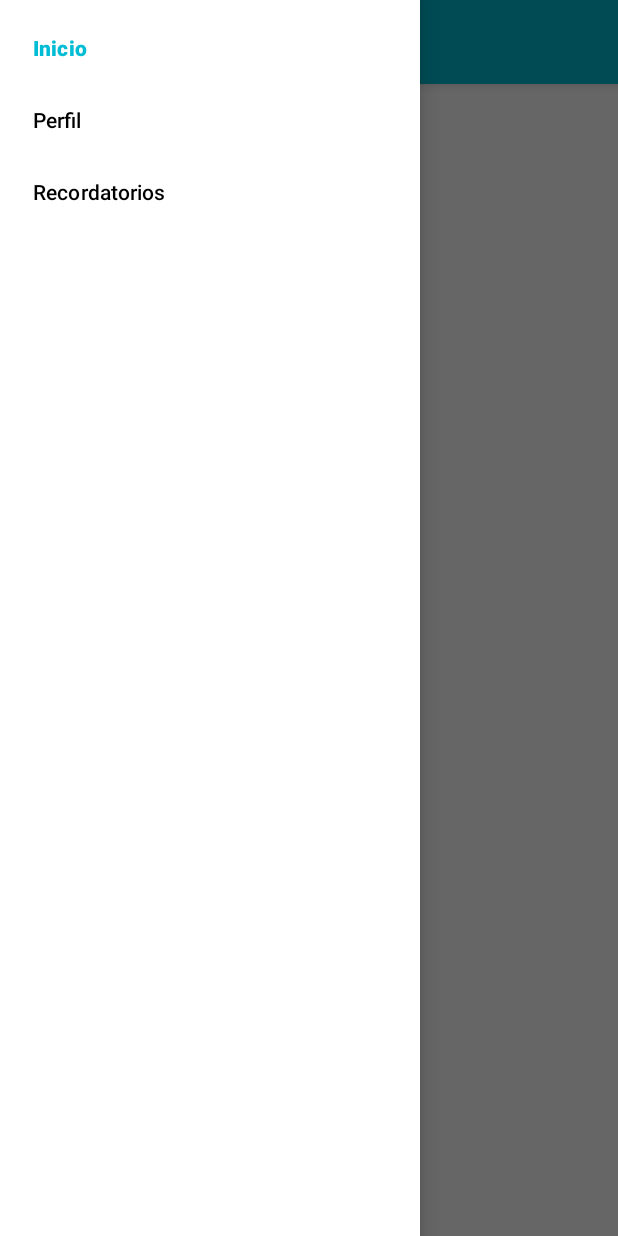
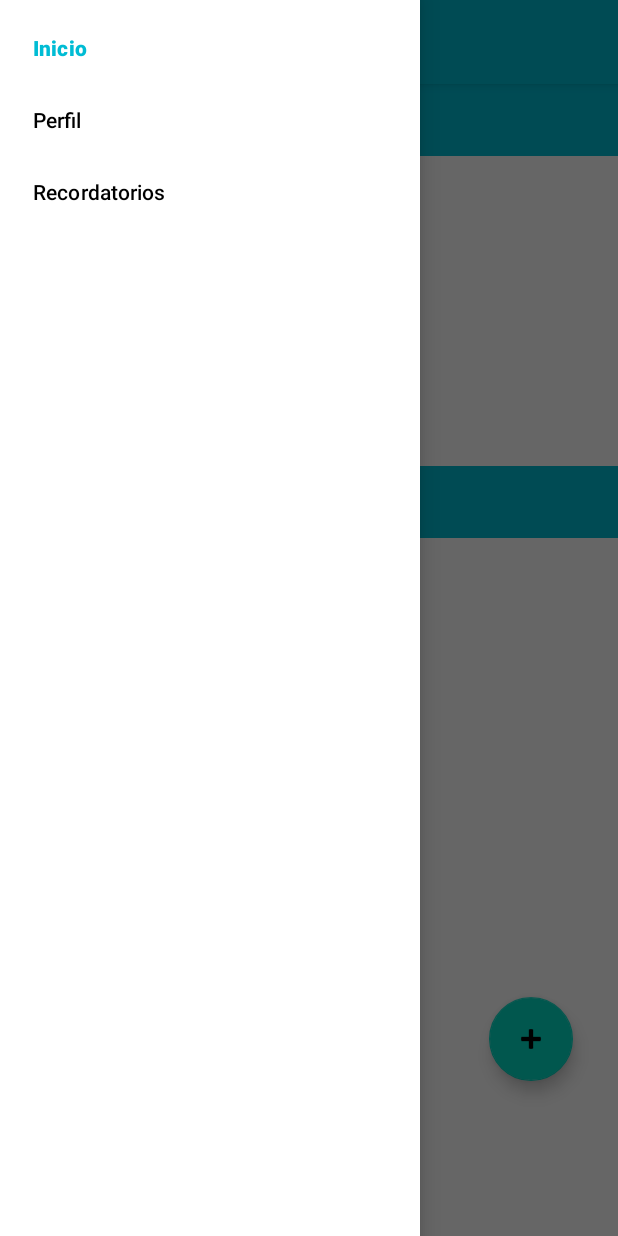
Before and after one commit to KevinB00/FidoFriend, an Android app: the HomeFragment screen opened directly, with no data from a screen before it, with the side drawer open, on a phone screen of 412 x 824 dp. Run offline under Robolectric (Android 15) with nearby library versions, the phone set to English and light mode, and no system bars; our stand-ins replace navigation-ui.

Commit message:
Diseñando Menu v.1.2

```diff
--- a/app/src/main/res/layout/fragment_home.xml
+++ b/app/src/main/res/layout/fragment_home.xml
@@ -1,14 +1,88 @@
 <?xml version="1.0" encoding="utf-8"?>
-<FrameLayout xmlns:android="http://schemas.android.com/apk/res/android"
+<androidx.constraintlayout.widget.ConstraintLayout xmlns:android="http://schemas.android.com/apk/res/android"
+    xmlns:app="http://schemas.android.com/apk/res-auto"
     xmlns:tools="http://schemas.android.com/tools"
     android:layout_width="match_parent"
     android:layout_height="match_parent"
     tools:context=".ui.home.HomeFragment">
 
     <!-- TODO: Update blank fragment layout -->
-    <TextView
+
+
+    <com.google.android.material.tabs.TabLayout
+        android:id="@+id/tabGatos"
         android:layout_width="match_parent"
-        android:layout_height="match_parent"
-        android:text="@string/hello_blank_fragment" />
+        android:layout_height="wrap_content"
+        android:background="#00BBD3"
+        app:layout_constraintBottom_toTopOf="@+id/listaGatos"
+        app:layout_constraintEnd_toEndOf="parent"
+        app:layout_constraintStart_toStartOf="parent"
+        app:layout_constraintTop_toBottomOf="@+id/listaPerros"
+        app:tabTextColor="#FAF6F6">
 
-</FrameLayout>
+        <com.google.android.material.tabs.TabItem
+            android:layout_width="wrap_content"
+            android:layout_height="wrap_content"
+            android:text="Gatos" />
+
+    </com.google.android.material.tabs.TabLayout>
+
+    <com.google.android.material.tabs.TabLayout
+        android:id="@+id/tabPerros"
+        android:layout_width="match_parent"
+        android:layout_height="0dp"
+        android:background="#00BBD3"
+        app:layout_constraintEnd_toEndOf="parent"
+        app:layout_constraintStart_toStartOf="parent"
+        app:layout_constraintTop_toTopOf="parent"
+        app:tabTextColor="#FAF6F6">
+
+        <com.google.android.material.tabs.TabItem
+            android:layout_width="wrap_content"
+            android:layout_height="wrap_content"
+            android:text="Perros" />
+
+    </com.google.android.material.tabs.TabLayout>
+
+    <HorizontalScrollView
+        android:id="@+id/listaPerros"
+        android:layout_width="match_parent"
+        android:layout_height="wrap_content"
+        app:layout_constraintBottom_toTopOf="@+id/tabGatos"
+        app:layout_constraintEnd_toEndOf="parent"
+        app:layout_constraintStart_toStartOf="parent"
+        app:layout_constraintTop_toBottomOf="@+id/tabPerros">
+
+        <LinearLayout
+            android:layout_width="wrap_content"
+            android:layout_height="match_parent"
+            android:orientation="vertical" />
+    </HorizontalScrollView>
+
+    <com.google.android.material.floatingactionbutton.FloatingActionButton
+        android:id="@+id/floatingActionButton"
+        android:layout_width="wrap_content"
+        android:layout_height="wrap_content"
+        android:layout_marginTop="100dp"
+        android:layout_marginEnd="30dp"
+        android:clickable="true"
+        android:src="@android:drawable/ic_input_add"
+        app:layout_constraintBottom_toBottomOf="parent"
+        app:layout_constraintEnd_toEndOf="parent"
+        app:layout_constraintTop_toBottomOf="@id/listaGatos" />
+
+    <HorizontalScrollView
+        android:id="@+id/listaGatos"
+        android:layout_width="match_parent"
+        android:layout_height="wrap_content"
+        app:layout_constraintBottom_toTopOf="@id/floatingActionButton"
+        app:layout_constraintEnd_toEndOf="parent"
+        app:layout_constraintStart_toStartOf="parent"
+        app:layout_constraintTop_toBottomOf="@id/tabGatos">
+
+        <LinearLayout
+            android:layout_width="wrap_content"
+            android:layout_height="match_parent"
+            android:orientation="vertical" />
+    </HorizontalScrollView>
+</androidx.constraintlayout.widget.ConstraintLayout>
```
